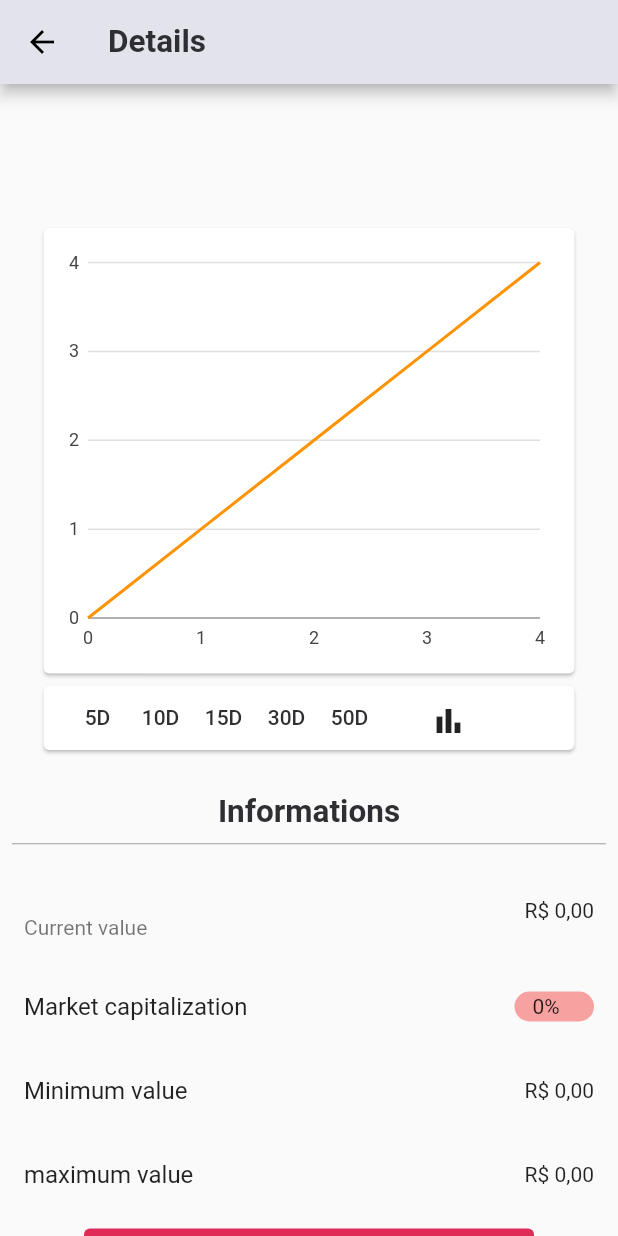
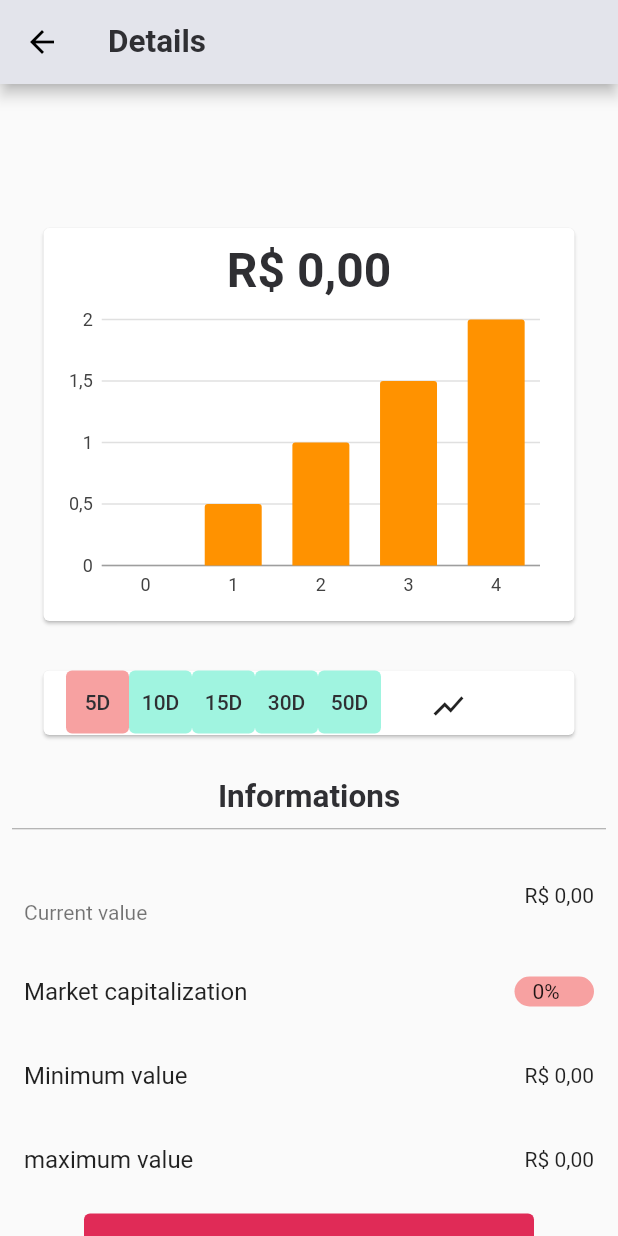
Before and after one commit to CamileBarros/ListagemCrypto, a Flutter app: the HomeDetails screen opened directly with empty values, after a tap on "5D", on a phone screen of 412 x 824 dp. Run offline on Flutter 3.47's test engine with Material 2 defaults, Android fonts, the phone set to English and light mode, and no system bars; our stand-ins replace google_fonts; generated files the repository leaves out were written again.

Commit message:
update layout

```diff
--- a/lib/data_source/data_period_filter.dart
+++ b/lib/data_source/data_period_filter.dart
@@ -2,10 +2,10 @@ import 'package:listagem_crypto/use_cases/model/period_filter_model.dart';
 
 class DataPeriodFilter {
   final List<PeriodFilterList> periodDays = [
-    PeriodFilterList(days: "5D", periodDays: 5),
-    PeriodFilterList(days: "10D", periodDays: 10),
-    PeriodFilterList(days: "15D", periodDays: 15),
-    PeriodFilterList(days: "30D", periodDays: 30),
-    PeriodFilterList(days: "50D", periodDays: 50)
+    PeriodFilterList(days: "5D", periodDays: 5, x: 1),
+    PeriodFilterList(days: "10D", periodDays: 10, x: 1),
+    PeriodFilterList(days: "15D", periodDays: 15, x: 1),
+    PeriodFilterList(days: "30D", periodDays: 30, x: 1),
+    PeriodFilterList(days: "50D", periodDays: 50, x: 1)
   ];
 }
--- a/lib/screens/details/details_page.dart
+++ b/lib/screens/details/details_page.dart
@@ -17,9 +17,10 @@ class HomeDetails extends StatefulWidget {
   final int min;
   final int max;
   final int actualCrypto;
+  int teste;
 
-  const HomeDetails({
-    Key? key,
+  HomeDetails(
+      {Key? key,
       required this.name,
       required this.initials,
       required this.invested,
@@ -27,7 +28,8 @@ class HomeDetails extends StatefulWidget {
       required this.min,
       required this.max,
       required this.actualCrypto,
-  }) : super(key: key);
+      required this.teste})
+      : super(key: key);
 
   @override
   State<HomeDetails> createState() => _HomeDetailsState();
@@ -40,7 +42,7 @@ class _HomeDetailsState extends State<HomeDetails> {
 
   bool show = false;
   int value = 15;
-
+  num number = 0;
   @override
   initState() {
     super.initState();
@@ -52,13 +54,18 @@ class _HomeDetailsState extends State<HomeDetails> {
     num doubleInitial = 0;
     for (var i = 0; i < value; i++) {
       num doubleAdd = doubleInitial + i;
+      num doubleAdd2 = doubleInitial + i / 2;
 
       final ChartsCryptoList chart =
-          ChartsCryptoList(marketCapt: doubleAdd, period: doubleAdd.toInt());
+          ChartsCryptoList(marketCapt: doubleAdd2, period: doubleAdd.toInt());
       dataChart.add(chart);
+      number = value;
+      print(tes);
     }
     return dataChart;
   }
+
+  int tes = 2;
 
   @override
   Widget build(BuildContext context) {
@@ -87,8 +94,13 @@ class _HomeDetailsState extends State<HomeDetails> {
             ),
             Center(
               child: show
-                  ? CryptoBarsChart(datasBars: datasCharts, animate: false)
-                  : CryptoLineChart(dataLine: datasCharts, animate: false),
+                  ? CryptoBarsChart(
+                      datasBars: datasCharts,
+                      animate: false,
+                      data: widget,
+                    )
+                  : CryptoLineChart(
+                      dataLine: datasCharts, animate: false, data: widget),
             ),
             Padding(
               padding: const EdgeInsets.only(right: 25, left: 25, bottom: 25),
@@ -107,9 +119,14 @@ class _HomeDetailsState extends State<HomeDetails> {
                                   child: TextButton(
                                       style: TextButton.styleFrom(
                                           primary: AppColors.textPrimary,
-                                          onSurface: Colors.blueGrey),
+                                          onSurface: Colors.blueGrey,
+                                          backgroundColor:
+                                              number == e.periodDays
+                                                  ? AppColors.statusNeg
+                                                  : AppColors.statusPos),
                                       onPressed: () {
                                         setState(() {
+                                          _click(!show);
                                           datasCharts =
                                               dateFilter(e.periodDays);
                                         });
--- a/lib/screens/wallet/home_wallet.dart
+++ b/lib/screens/wallet/home_wallet.dart
@@ -4,10 +4,7 @@ import 'package:flutter_gen/gen_l10n/app_localizations.dart';
 import 'package:listagem_crypto/data_source/data_list_wallet.dart';
 import 'package:listagem_crypto/screens/details/details_page.dart';
 import 'package:listagem_crypto/shared/themes/app_colors.dart';
-import 'package:listagem_crypto/shared/themes/app_images.dart';
 import 'package:listagem_crypto/shared/themes/app_text_style.dart';
-import 'package:listagem_crypto/shared/widgets/chart_bars_crypto.dart';
-import 'package:listagem_crypto/shared/widgets/period_filter.dart';
 
 class HomeWalletPage extends StatefulWidget {
   const HomeWalletPage({
@@ -21,8 +18,8 @@ class HomeWalletPage extends StatefulWidget {
 class _HomeWalletPageState extends State<HomeWalletPage> {
   final formatCurrency = NumberFormat.simpleCurrency();
   final containerDatas = DatasListWallet().containerDatas;
-
   bool show = true;
+  int x = 2;
 
   @override
   Widget build(BuildContext context) {
@@ -133,6 +130,7 @@ class _HomeWalletPageState extends State<HomeWalletPage> {
                                                 max: e.cryptoInfo.valueMax,
                                                 actualCrypto: e.cryptoInfo
                                                     .actualValueCrypto,
+                                                teste: x,
                                               )));
                                 })),
                       ],
--- a/lib/shared/widgets/chart_bars_crypto.dart
+++ b/lib/shared/widgets/chart_bars_crypto.dart
@@ -1,19 +1,26 @@
 import 'package:charts_flutter/flutter.dart' as charts;
 import 'package:flutter/material.dart';
+import 'package:intl/intl.dart';
+import 'package:listagem_crypto/screens/details/details_page.dart';
 import 'package:listagem_crypto/shared/themes/app_colors.dart';
+import 'package:listagem_crypto/shared/themes/app_text_style.dart';
 import 'package:listagem_crypto/use_cases/model/charts_model.dart';
 
 class CryptoBarsChart extends StatelessWidget {
   final bool animate;
   final List<ChartsCryptoList> datasBars;
+  final HomeDetails data;
 
   const CryptoBarsChart(
-      {Key? key, required this.datasBars, required this.animate})
+      {Key? key,
+      required this.datasBars,
+      required this.animate,
+      required this.data})
       : super(key: key);
 
   @override
   Widget build(BuildContext context) {
-    // final formatCurrency = NumberFormat.simpleCurrency();
+    final formatCurrency = NumberFormat.simpleCurrency();
 
     List<charts.Series<ChartsCryptoList, String>> series = [
       charts.Series(
@@ -33,10 +40,10 @@ class CryptoBarsChart extends StatelessWidget {
           padding: const EdgeInsets.all(9.0),
           child: Column(
             children: [
-              // Text(
-              //   formatCurrency.format(dataBars[0].cryptoInfo.actualValueCrypto),
-              //   style: TextStyles.titlePrimary,
-              // ),
+              Text(
+                formatCurrency.format(data.actualCrypto),
+                style: TextStyles.titlePrimary,
+              ),
               Expanded(child: charts.BarChart(series, animate: true))
             ],
           ),
--- a/lib/shared/widgets/chart_line_crypto.dart
+++ b/lib/shared/widgets/chart_line_crypto.dart
@@ -1,20 +1,27 @@
 import 'package:charts_flutter/flutter.dart' as charts;
 import 'package:flutter/material.dart';
+import 'package:intl/intl.dart';
+import 'package:listagem_crypto/screens/details/details_page.dart';
 import 'package:listagem_crypto/shared/themes/app_colors.dart';
+import 'package:listagem_crypto/shared/themes/app_text_style.dart';
 import 'package:listagem_crypto/use_cases/model/charts_model.dart';
 
 class CryptoLineChart extends StatelessWidget {
   final bool animate;
   final List<ChartsCryptoList> dataLine;
+  final HomeDetails data;
 
   const CryptoLineChart(
-      {Key? key, required this.dataLine, required this.animate})
+      {Key? key,
+      required this.dataLine,
+      required this.animate,
+      required this.data})
       : super(key: key);
 
   @override
   Widget build(BuildContext context) {
-    // final formatCurrency = NumberFormat.simpleCurrency();
-    // print(dataLine[0].chartsCryptoList[0].);
+    final formatCurrency = NumberFormat.simpleCurrency();
+
     List<charts.Series<ChartsCryptoList, num>> series = [
       charts.Series(
           id: "charts",
@@ -32,10 +39,10 @@ class CryptoLineChart extends StatelessWidget {
           padding: const EdgeInsets.all(9.0),
           child: Column(
             children: <Widget>[
-              // Text(
-              //   formatCurrency.format(dataLine[0].cryptoInfo.actualValueCrypto),
-              //   style: TextStyles.titlePrimary,
-              // ),
+              Text(
+                formatCurrency.format(data.actualCrypto),
+                style: TextStyles.titlePrimary,
+              ),
               Expanded(
                   child: charts.LineChart(
                 series,
--- a/lib/use_cases/model/period_filter_model.dart
+++ b/lib/use_cases/model/period_filter_model.dart
@@ -1,6 +1,8 @@
 class PeriodFilterList {
   String days;
   int periodDays;
+  int x;
 
-  PeriodFilterList({required this.days, required this.periodDays});
+  PeriodFilterList(
+      {required this.days, required this.periodDays, required this.x});
 }
```
Lines whose indentation alone changed are shown as unchanged.
